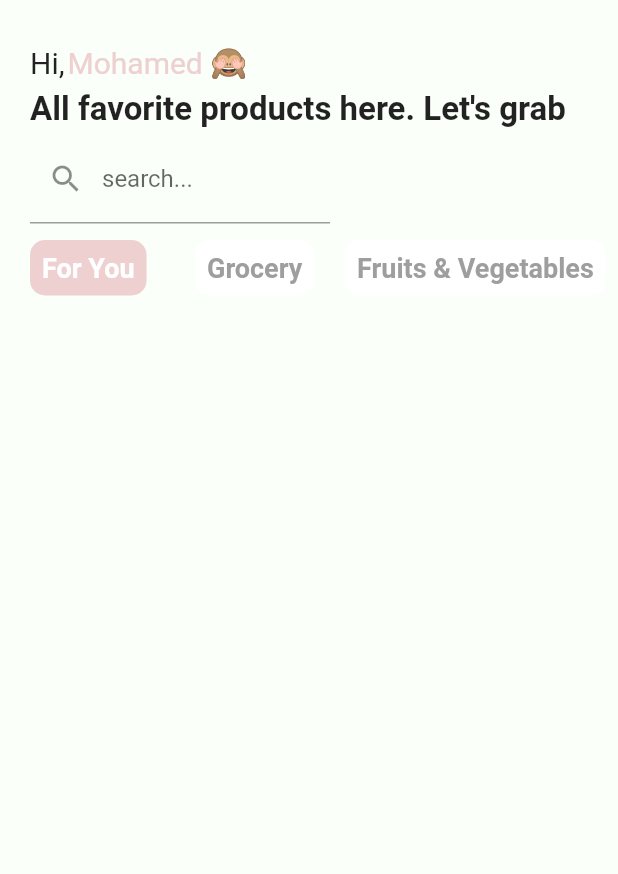
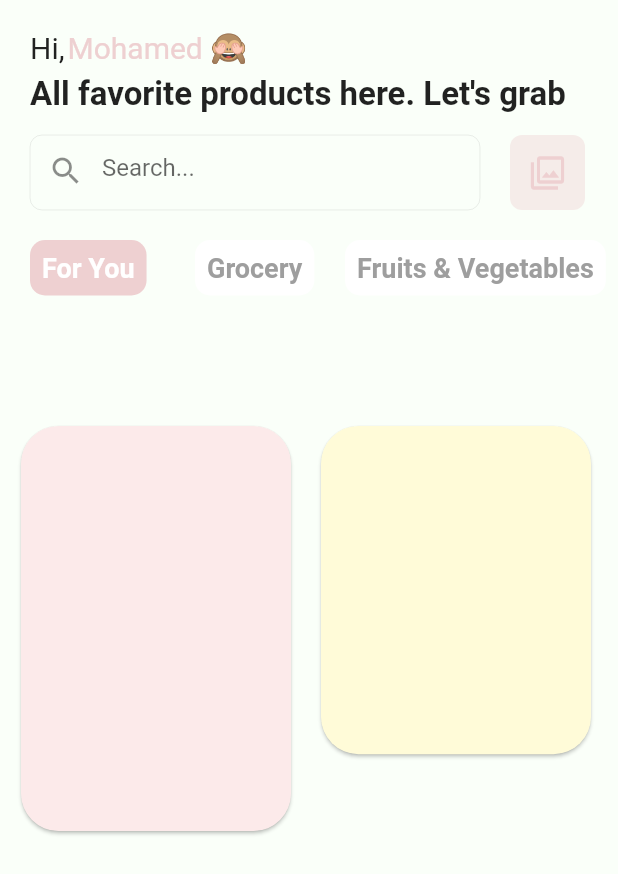
Before and after one commit to devenderbutani21/challenge-5, a Flutter app: the screen it shows after launch, on a phone screen of 412 x 824 dp. Shown: the top 874 px of the screen. Run offline on Flutter 3.47's test engine with Material 2 defaults, Android fonts, the phone set to English and light mode, and no system bars.

Commit message:
Card Implemented

```diff
--- a/lib/main.dart
+++ b/lib/main.dart
@@ -17,7 +17,7 @@ class MyApp extends StatelessWidget {
       debugShowCheckedModeBanner: false,
       title: 'Challenge-5',
       theme: ThemeData(
-        primarySwatch: Colors.blue,
+        primaryColor: Color(0xffeed0d1),
         visualDensity: VisualDensity.adaptivePlatformDensity,
       ),
       home: MyHomePage(),
@@ -45,7 +45,7 @@ class _MyHomePageState extends State<MyHomePage> {
           child: Stack(
             children: <Widget>[
               Positioned(
-                top: 30,
+                top: 20,
                 left: 20,
                 child: Text(
                   'Hi,',
@@ -55,7 +55,7 @@ class _MyHomePageState extends State<MyHomePage> {
                 ),
               ),
               Positioned(
-                top: 30,
+                top: 20,
                 left: 45,
                 child: Text(
                   'Mohamed',
@@ -66,7 +66,7 @@ class _MyHomePageState extends State<MyHomePage> {
                 ),
               ),
               Positioned(
-                top: 30,
+                top: 20,
                 left: 140,
                 child: Text(
                   '🙈',
@@ -76,7 +76,7 @@ class _MyHomePageState extends State<MyHomePage> {
                 ),
               ),
               Positioned(
-                top: 60,
+                top: 50,
                 left: 20,
                 child: Text(
                   'All favorite products here. Let\'s grab',
@@ -90,13 +90,38 @@ class _MyHomePageState extends State<MyHomePage> {
                 top: 90,
                 left: 20,
                 child: Container(
-                  height: 60,
-                  width: 200,
+                  height: 50,
+                  width: 300,
+                  decoration: BoxDecoration(
+                    borderRadius: BorderRadius.circular(8.0),
+                    border: Border.all(
+                      color: Colors.black,
+                      width: 0.05,
+                    ),
+                  ),
                   child: TextField(
                     decoration: InputDecoration(
-                      labelText: 'search...',
+                      hintText: 'Search...',
                       prefixIcon: Icon(Icons.search),
+                      border: InputBorder.none,
+                      disabledBorder: InputBorder.none,
                     ),
+                  ),
+                ),
+              ),
+              Positioned(
+                top: 90,
+                left: 340,
+                child: Container(
+                  height: 50,
+                  width: 50,
+                  decoration: BoxDecoration(
+                    borderRadius: BorderRadius.circular(8.0),
+                    color: Color(0xffeed0d1).withOpacity(0.4),
+                  ),
+                  child: Icon(
+                    Icons.filter,
+                    color: Color(0xffeed0d1),
                   ),
                 ),
               ),
@@ -190,6 +215,34 @@ class _MyHomePageState extends State<MyHomePage> {
                   ),
                 ),
               ),
+              Positioned(
+                top: 280,
+                left: 10,
+                child: Card(
+                  shape: RoundedRectangleBorder(
+                    borderRadius: BorderRadius.circular(25.0),
+                  ),
+                  color: Color(0xfffceaea),
+                  child: Container(
+                    height: 270,
+                    width: 180,
+                  ),
+                ),
+              ),
+              Positioned(
+                top: 280,
+                left: 210,
+                child: Card(
+                  shape: RoundedRectangleBorder(
+                    borderRadius: BorderRadius.circular(25.0),
+                  ),
+                  color: Color(0xfffffbd8),
+                  child: Container(
+                    height: 218.75,
+                    width: 180,
+                  ),
+                ),
+              ),
             ],
           ),
         ),
--- a/pubspec.yaml
+++ b/pubspec.yaml
@@ -28,6 +28,7 @@ dependencies:
   # The following adds the Cupertino Icons font to your application.
   # Use with the CupertinoIcons class for iOS style icons.
   cupertino_icons: ^0.1.3
+  flutter_svg: ^0.17.1
 
 dev_dependencies:
   flutter_test:
```
Also changed, not shown: assets/images/myFilter.svg (added), pubspec.lock.
